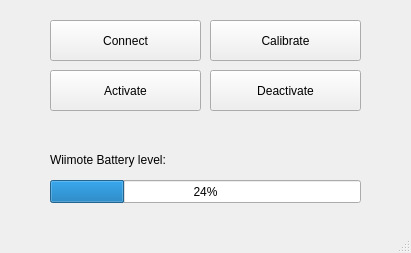
Before: the Qt Designer form mainwindow.ui in pnegre/python-whiteboard, drawn with Qt 5.
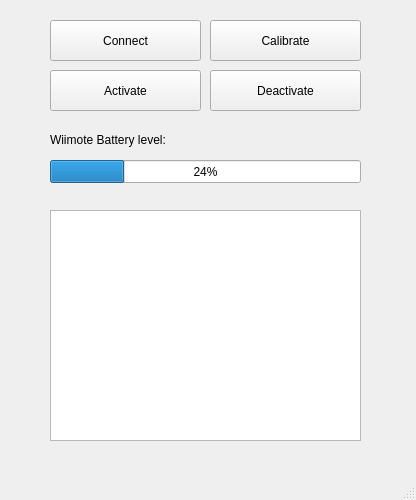
After: the same form once the commit is applied.

Commit message: Ja podem mostrar la pantalla així com la veu el wiimote

```diff
--- a/mainwindow.ui
+++ b/mainwindow.ui
@@ -6,8 +6,8 @@
    <rect>
     <x>0</x>
     <y>0</y>
-    <width>411</width>
-    <height>253</height>
+    <width>416</width>
+    <height>500</height>
    </rect>
   </property>
   <property name="windowTitle">
@@ -70,7 +70,7 @@
     <property name="geometry">
      <rect>
       <x>50</x>
-      <y>180</y>
+      <y>160</y>
       <width>311</width>
       <height>23</height>
      </rect>
@@ -83,7 +83,7 @@
     <property name="geometry">
      <rect>
       <x>50</x>
-      <y>150</y>
+      <y>130</y>
       <width>171</width>
       <height>19</height>
      </rect>
@@ -92,6 +92,39 @@
      <string>Wiimote Battery level:</string>
     </property>
    </widget>
+   <widget class="QGraphicsView" name="wiiScreen">
+    <property name="geometry">
+     <rect>
+      <x>50</x>
+      <y>210</y>
+      <width>311</width>
+      <height>231</height>
+     </rect>
+    </property>
+    <property name="sizePolicy">
+     <sizepolicy hsizetype="Fixed" vsizetype="Fixed">
+      <horstretch>0</horstretch>
+      <verstretch>0</verstretch>
+     </sizepolicy>
+    </property>
+    <property name="verticalScrollBarPolicy">
+     <enum>Qt::ScrollBarAlwaysOff</enum>
+    </property>
+    <property name="horizontalScrollBarPolicy">
+     <enum>Qt::ScrollBarAlwaysOff</enum>
+    </property>
+    <property name="sceneRect">
+     <rectf>
+      <x>0.000000000000000</x>
+      <y>0.000000000000000</y>
+      <width>0.000000000000000</width>
+      <height>0.000000000000000</height>
+     </rectf>
+    </property>
+    <property name="alignment">
+     <set>Qt::AlignLeading|Qt::AlignLeft|Qt::AlignTop</set>
+    </property>
+   </widget>
   </widget>
   <widget class="QStatusBar" name="statusbar"/>
   <action name="actionExit">
```
The commit also changes 1 other file.
